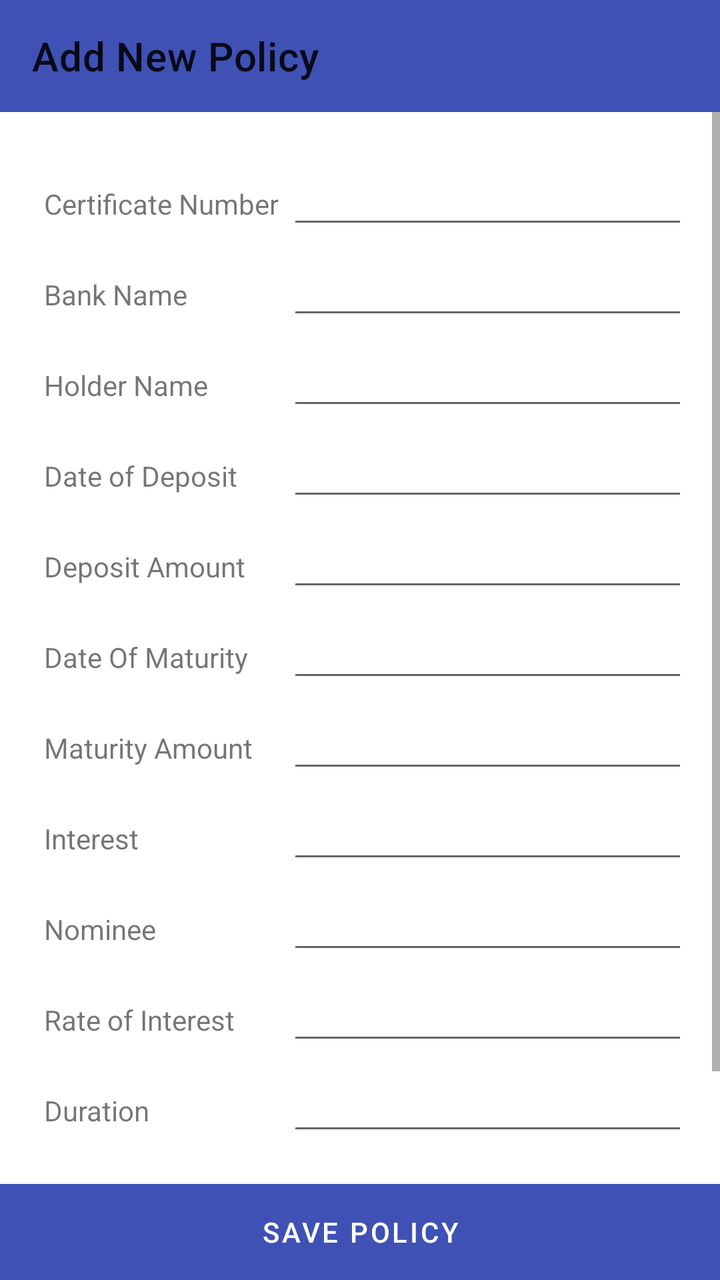
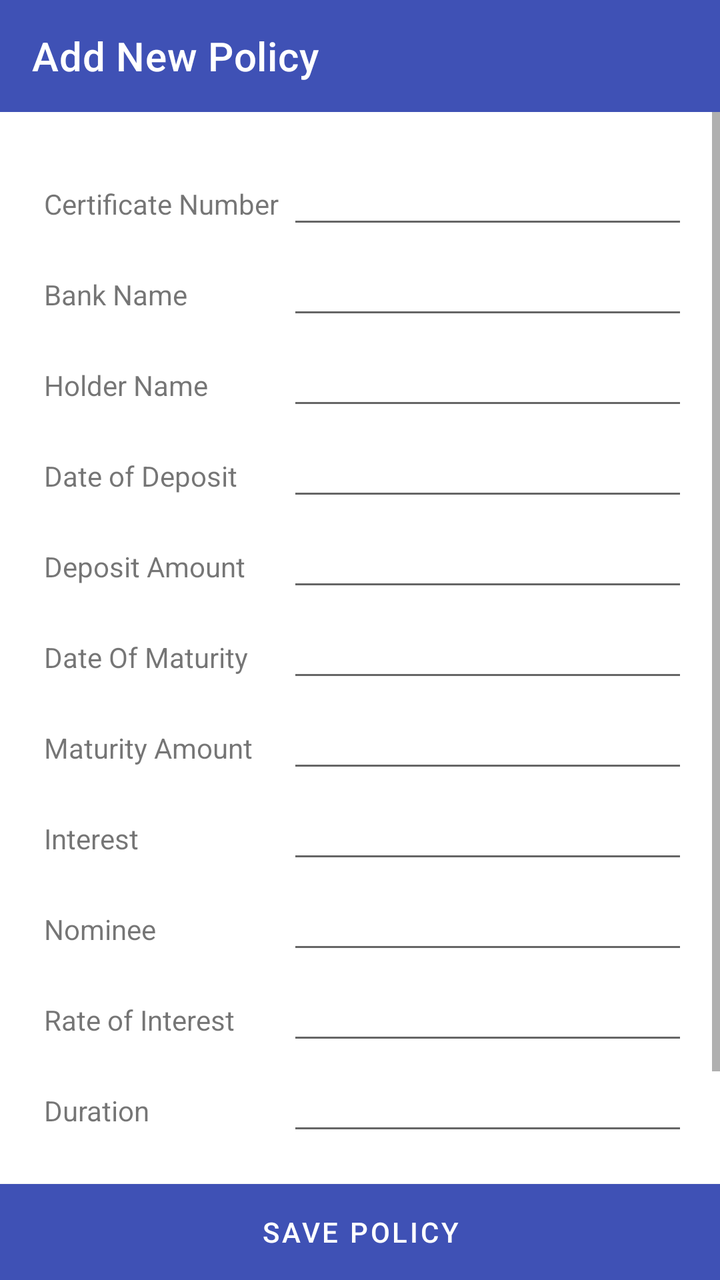

Before-and-after screenshots of an Android layout around one commit, followed by the original layout XML and the change that was made.
<!-- AndroidManifest.xml: application theme AppTheme -->
<!-- res/layout/activity_add_new_policy.xml -->
<?xml version="1.0" encoding="utf-8"?>

<LinearLayout xmlns:android="http://schemas.android.com/apk/res/android"
    xmlns:app="http://schemas.android.com/apk/res-auto"
    xmlns:tools="http://schemas.android.com/tools"
    android:id="@+id/main"
    android:layout_width="match_parent"
    android:layout_height="match_parent"
    android:orientation="vertical"
    tools:context=".AddNewPolicy">

    <androidx.appcompat.widget.Toolbar
        android:id="@+id/toolbar"
        android:layout_width="match_parent"
        android:layout_height="?attr/actionBarSize"
        android:background="?attr/colorPrimary"
        app:title="Add New Policy"
        app:popupTheme="@style/AppTheme.PopupOverlay" />

    <ScrollView
        android:layout_width="match_parent"
        android:layout_height="0dp"
        android:layout_weight="1">

        <TableLayout
            android:layout_width="wrap_content"
            android:layout_height="wrap_content"
            android:layout_gravity="center_horizontal"
            android:layout_margin="20dp"
            android:focusable="false"
            android:focusableInTouchMode="true">

            <TableRow
                android:layout_width="match_parent"
                android:layout_height="match_parent"
                android:visibility="visible">


                <TextView

                    android:layout_width="wrap_content"
                    android:layout_height="wrap_content"
                    android:layout_margin="2dp"
                    android:text="Certificate Number"
                    android:visibility="visible" />

                <EditText
                    android:id="@+id/certificateNumber"
                    android:layout_width="wrap_content"
                    android:layout_height="wrap_content"
                    android:layout_margin="2dp"
                    android:ems="10"
                    android:inputType="textPersonName"
                    android:visibility="visible" />

            </TableRow>

            <TableRow
                android:layout_width="match_parent"
                android:layout_height="match_parent"
                android:visibility="visible">


                <TextView

                    android:layout_width="wrap_content"
                    android:layout_height="wrap_content"
                    android:layout_margin="2dp"
                    android:text="Bank Name"
                    android:visibility="visible" />

                <EditText
                    android:id="@+id/bankName"
                    android:layout_width="wrap_content"
                    android:layout_height="wrap_content"
                    android:layout_margin="2dp"
                    android:ems="10"
                    android:inputType="textPersonName"
                    android:visibility="visible" />

            </TableRow>

            <TableRow
                android:layout_width="match_parent"
                android:layout_height="match_parent"
                android:visibility="visible">


                <TextView
                    android:id="@+id/asdasd"
                    android:layout_width="wrap_content"
                    android:layout_height="wrap_content"
                    android:layout_margin="2dp"
                    android:text="Holder Name" />

                <EditText
                    android:id="@+id/holder"
                    android:layout_width="wrap_content"
                    android:layout_height="wrap_content"
                    android:layout_margin="2dp"
                    android:ems="10"
                    android:inputType="textPersonName" />

            </TableRow>

            <TableRow
                android:layout_width="match_parent"
                android:layout_height="match_parent"
                android:visibility="visible">


                <TextView
                    android:id="@+id/gfsgfg"
                    android:layout_width="wrap_content"
                    android:layout_height="wrap_content"
                    android:layout_margin="2dp"
                    android:text="Date of Deposit" />

                <EditText
                    android:id="@+id/dateOfDeposit"
                    android:layout_width="wrap_content"
                    android:layout_height="wrap_content"
                    android:layout_margin="2dp"
                    android:ems="10"
                    android:focusable="false"
                    android:inputType="textPersonName" />

            </TableRow>

            <TableRow
                android:layout_width="match_parent"
                android:layout_height="match_parent"
                android:visibility="visible">


                <TextView

                    android:layout_width="wrap_content"
                    android:layout_height="wrap_content"
                    android:layout_margin="2dp"
                    android:text="Deposit Amount" />

                <EditText
                    android:id="@+id/depositAmount"
                    android:layout_width="wrap_content"
                    android:layout_height="wrap_content"
                    android:layout_margin="2dp"
                    android:ems="10"
                    android:inputType="number" />

            </TableRow>

            <TableRow
                android:layout_width="match_parent"
                android:layout_height="match_parent">


                <TextView

                    android:layout_width="wrap_content"
                    android:layout_height="wrap_content"
                    android:layout_margin="2dp"
                    android:text="Date Of Maturity" />

                <EditText
                    android:id="@+id/dateOfMaturity"
                    android:layout_width="wrap_content"
                    android:layout_height="wrap_content"
                    android:layout_margin="2dp"
                    android:ems="10"
                    android:focusable="false"
                    android:inputType="textPersonName" />

            </TableRow>

            <TableRow
                android:layout_width="match_parent"
                android:layout_height="match_parent">


                <TextView

                    android:layout_width="wrap_content"
                    android:layout_height="wrap_content"
                    android:layout_margin="2dp"
                    android:text="Maturity Amount" />

                <EditText
                    android:id="@+id/maturityAmount"
                    android:layout_width="wrap_content"
                    android:layout_height="wrap_content"
                    android:layout_margin="2dp"
                    android:ems="10"
                    android:inputType="number" />

            </TableRow>

            <TableRow
                android:layout_width="match_parent"
                android:layout_height="match_parent">


                <TextView

                    android:layout_width="wrap_content"
                    android:layout_height="wrap_content"
                    android:layout_margin="2dp"
                    android:text="Interest" />

                <EditText
                    android:id="@+id/interest"
                    android:layout_width="wrap_content"
                    android:layout_height="wrap_content"
                    android:layout_margin="2dp"
                    android:ems="10"
                    android:inputType="number" />

            </TableRow>

            <TableRow
                android:layout_width="match_parent"
                android:layout_height="match_parent">


                <TextView

                    android:layout_width="wrap_content"
                    android:layout_height="wrap_content"
                    android:layout_margin="2dp"
                    android:text="Nominee" />

                <EditText
                    android:id="@+id/nominee"
                    android:layout_width="wrap_content"
                    android:layout_height="wrap_content"
                    android:layout_margin="2dp"
                    android:ems="10"
                    android:inputType="textPersonName" />

            </TableRow>

            <TableRow
                android:layout_width="match_parent"
                android:layout_height="match_parent">


                <TextView

                    android:layout_width="wrap_content"
                    android:layout_height="wrap_content"
                    android:layout_margin="2dp"
                    android:text="Rate of Interest" />

                <EditText
                    android:id="@+id/rateOfInterest"
                    android:layout_width="wrap_content"
                    android:layout_height="wrap_content"
                    android:layout_margin="2dp"
                    android:ems="10"
                    android:inputType="numberDecimal" />

            </TableRow>

            <TableRow
                android:layout_width="match_parent"
                android:layout_height="match_parent">


                <TextView

                    android:layout_width="wrap_content"
                    android:layout_height="wrap_content"
                    android:layout_margin="2dp"
                    android:text="Duration" />

                <EditText
                    android:id="@+id/durationInt"
                    android:layout_width="wrap_content"
                    android:layout_height="wrap_content"
                    android:layout_margin="2dp"
                    android:ems="10"
                    android:inputType="numberDecimal" />

            </TableRow>

            <TableRow
                android:layout_width="match_parent"
                android:layout_height="match_parent"
                android:layout_marginBottom="35dp">


                <TextView

                    android:layout_width="wrap_content"
                    android:layout_height="wrap_content"
                    android:layout_margin="2dp"
                    android:text="Remarks" />

                <EditText
                    android:id="@+id/remarks"
                    android:layout_width="wrap_content"
                    android:layout_height="wrap_content"
                    android:layout_margin="2dp"
                    android:ems="10"
                    android:inputType="textPersonName" />

            </TableRow>

        </TableLayout>

    </ScrollView>

    <Button
        android:id="@+id/save"
        android:layout_width="match_parent"
        android:layout_height="wrap_content"
        android:background="@color/colorPrimary"
        android:textColor="#FFF"
        android:text="Save Policy" />

    <ProgressBar
        android:id="@+id/progressBar"
        style="?android:attr/progressBarStyleLarge"
        android:layout_width="wrap_content"
        android:layout_height="wrap_content"
        android:layout_gravity="center"
        android:visibility="gone" />

</LinearLayout>
<!-- resources referenced by this layout -->
<resources>
  <color name="colorPrimary">#3F51B5</color>
  <style name="AppTheme.PopupOverlay" parent="ThemeOverlay.AppCompat.Light" />
  <style name="AppTheme" parent="Theme.MaterialComponents.Light.DarkActionBar">
          <item name="colorPrimary">@color/colorPrimary</item>
          <item name="colorPrimaryVariant">@color/colorPrimaryDark</item>
          <item name="colorOnPrimary">@color/white</item>
          <item name="colorSecondary">@color/colorAccent</item>
          <item name="colorSecondaryVariant">@color/colorPrimaryDark</item>
          <item name="colorOnSecondary">@color/white</item>
          <item name="android:statusBarColor">?attr/colorPrimaryVariant</item>
      </style>
  <color name="colorPrimaryDark">#303F9F</color>
  <color name="white">#FFFFFFFF</color>
  <color name="colorAccent">#3F51B5</color>
</resources>

<!-- the commit's change to res/layout/activity_add_new_policy.xml (unified diff, before → after) -->
@@ -15,6 +15,7 @@
         android:layout_height="?attr/actionBarSize"
         android:background="?attr/colorPrimary"
         app:title="Add New Policy"
+        app:titleTextColor="@color/white"
         app:popupTheme="@style/AppTheme.PopupOverlay" />
 
     <ScrollView
